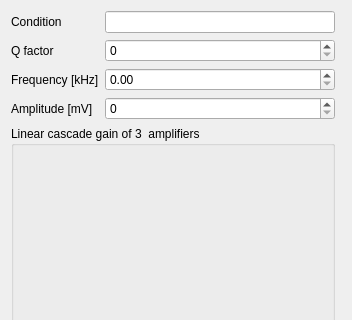
Before: the Qt Designer form cantileverdialog.ui in Miketilever/Cantilever, drawn with Qt 5; both pictures show x 0 to 352 and y 0 to 320 of the 352 by 584 pixel window.
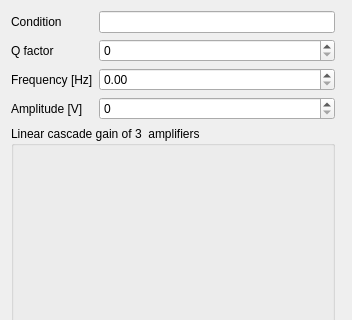
After: the same form once the commit is applied.

```diff
--- a/cantileverdialog.ui
+++ b/cantileverdialog.ui
@@ -48,7 +48,7 @@
    <item row="2" column="0">
     <widget class="QLabel" name="label_3">
      <property name="text">
-      <string>Frequency [kHz]</string>
+      <string>Frequency [Hz]</string>
      </property>
     </widget>
    </item>
@@ -87,7 +87,7 @@
    <item row="3" column="0">
     <widget class="QLabel" name="label_4">
      <property name="text">
-      <string>Amplitude [mV]</string>
+      <string>Amplitude [V]</string>
      </property>
     </widget>
    </item>
```
